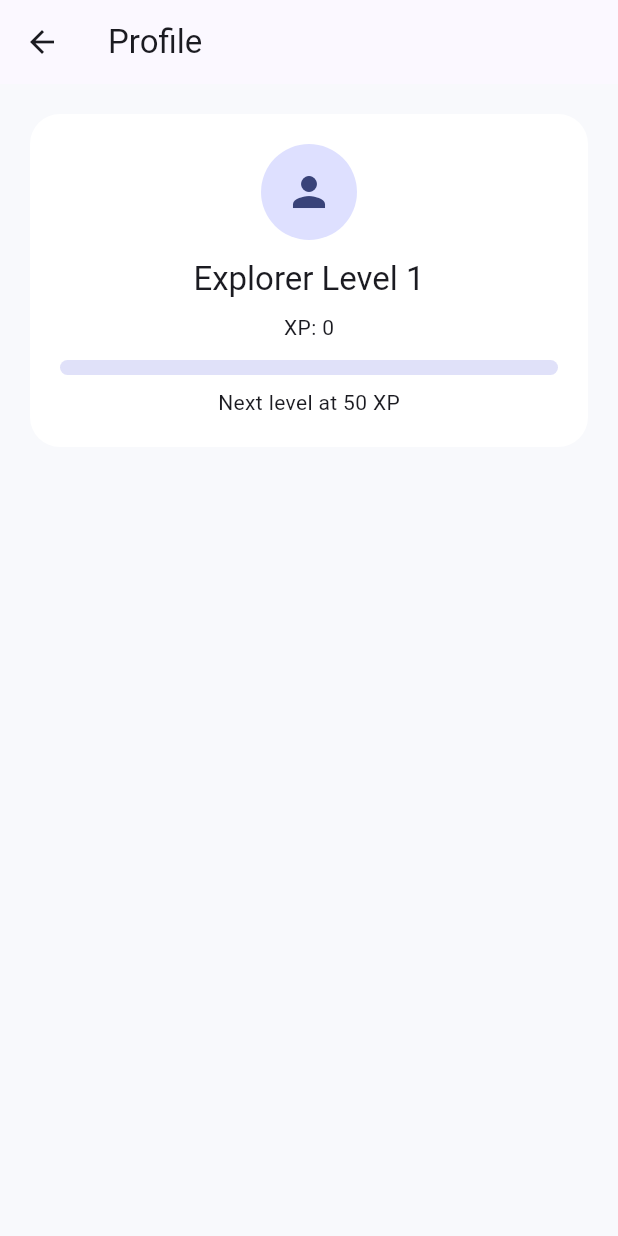
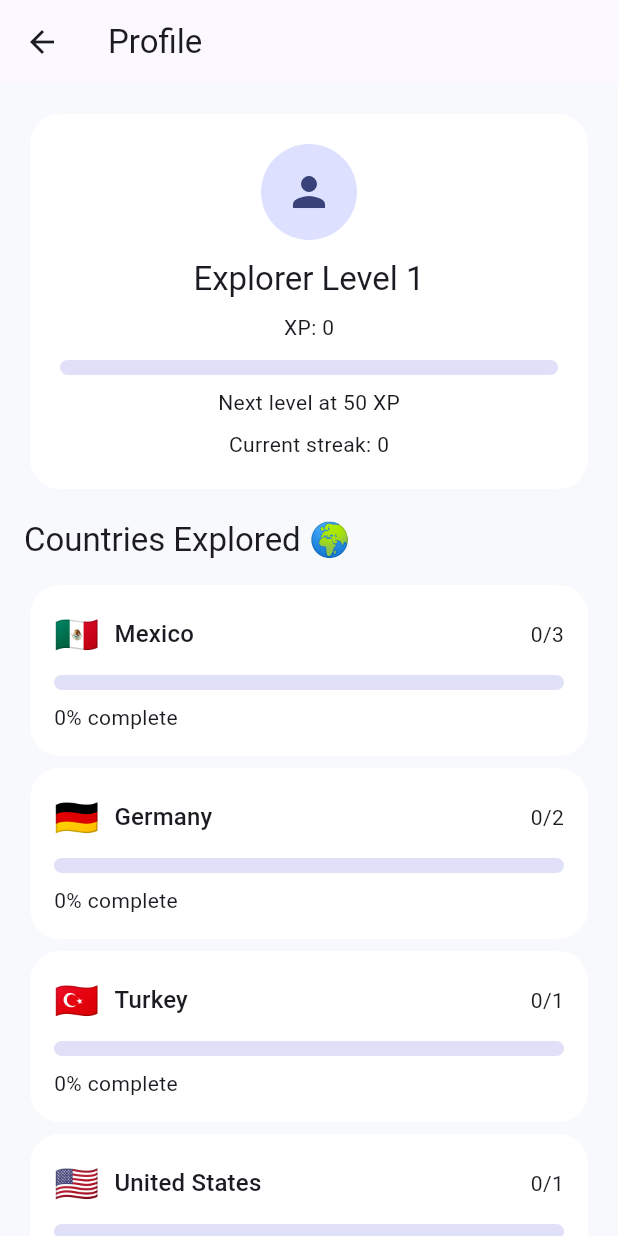
Before and after one commit to sparkofsal/atlas, a Flutter app: the ProfileScreen screen opened directly, on a phone screen of 412 x 824 dp. Run offline on Flutter 3.47's test engine with Material 3 defaults, Android fonts, the phone set to English and light mode, and no system bars; our stand-ins replace shared_preferences; accounts and stored records are empty.

Commit message:
En este punto ya puedo ver cuanto se ha descubierto por pais y los disponibles que despues puedo camviar...tambien el milestone de en 25, 50 y 100 porciento te da extra XP, todo con full persistence

```diff
--- /dev/null
+++ b/lib/models/country_collection.dart
@@ -0,0 +1,49 @@
+class CountryCollection {
+  final String countryCode;
+  final List<String> discoveredItemIds;
+  final List<String> milestonesUnlocked;
+
+  const CountryCollection({
+    required this.countryCode,
+    required this.discoveredItemIds,
+    required this.milestonesUnlocked,
+  });
+
+  factory CountryCollection.initial(String countryCode) {
+    return CountryCollection(
+      countryCode: countryCode,
+      discoveredItemIds: const [],
+      milestonesUnlocked: const [],
+    );
+  }
+
+  int discoveredCount() => discoveredItemIds.length;
+
+  CountryCollection copyWith({
+    String? countryCode,
+    List<String>? discoveredItemIds,
+    List<String>? milestonesUnlocked,
+  }) {
+    return CountryCollection(
+      countryCode: countryCode ?? this.countryCode,
+      discoveredItemIds: discoveredItemIds ?? this.discoveredItemIds,
+      milestonesUnlocked: milestonesUnlocked ?? this.milestonesUnlocked,
+    );
+  }
+
+  Map<String, dynamic> toJson() {
+    return {
+      'countryCode': countryCode,
+      'discoveredItemIds': discoveredItemIds,
+      'milestonesUnlocked': milestonesUnlocked,
+    };
+  }
+
+  factory CountryCollection.fromJson(Map<String, dynamic> json) {
+    return CountryCollection(
+      countryCode: json['countryCode'] as String,
+      discoveredItemIds: List<String>.from(json['discoveredItemIds'] ?? []),
+      milestonesUnlocked: List<String>.from(json['milestonesUnlocked'] ?? []),
+    );
+  }
+}
--- a/lib/screens/profile_screen.dart
+++ b/lib/screens/profile_screen.dart
@@ -1,13 +1,38 @@
 import 'package:flutter/material.dart';
 import 'package:provider/provider.dart';
+import '../data/mock_countries.dart';
 import '../services/app_state.dart';
+import '../services/collection_service.dart';
 
 class ProfileScreen extends StatelessWidget {
   const ProfileScreen({super.key});
 
+  String _countryName(String code) {
+    final country = mockCountries.firstWhere(
+      (item) => item.code == code,
+    );
+    return country.name;
+  }
+
+  String _countryFlag(String code) {
+    final country = mockCountries.firstWhere(
+      (item) => item.code == code,
+    );
+    return country.flagEmoji;
+  }
+
+  Color _milestoneColor(CountryCollectionProgress progress) {
+    if (progress.completionPercentage >= 100) return Colors.amber;
+    if (progress.completionPercentage >= 50) return Colors.indigo;
+    if (progress.completionPercentage >= 25) return Colors.green;
+    return Colors.grey;
+  }
+
   @override
   Widget build(BuildContext context) {
     final appState = Provider.of<AppState>(context);
+    final countryProgress = appState.getCountryProgressList()
+      ..sort((a, b) => b.completionPercentage.compareTo(a.completionPercentage));
 
     return Scaffold(
       appBar: AppBar(
@@ -44,7 +69,68 @@ class ProfileScreen extends StatelessWidget {
                         ? 'Max level reached'
                         : 'Next level at ${appState.nextLevelXp} XP',
                   ),
+                  const SizedBox(height: 8),
+                  Text('Current streak: ${appState.currentStreak}'),
                 ],
+              ),
+            ),
+          ),
+          const SizedBox(height: 16),
+          Text(
+            'Countries Explored 🌍',
+            style: Theme.of(context).textTheme.titleLarge,
+          ),
+          const SizedBox(height: 12),
+          ...countryProgress.map(
+            (progress) => Card(
+              child: Padding(
+                padding: const EdgeInsets.all(16),
+                child: Column(
+                  children: [
+                    Row(
+                      children: [
+                        Text(
+                          _countryFlag(progress.countryCode),
+                          style: const TextStyle(fontSize: 24),
+                        ),
+                        const SizedBox(width: 10),
+                        Expanded(
+                          child: Text(
+                            _countryName(progress.countryCode),
+                            style: Theme.of(context).textTheme.titleMedium,
+                          ),
+                        ),
+                        Text(
+                          '${progress.discoveredCount}/${progress.totalCount}',
+                          style: Theme.of(context).textTheme.bodyMedium,
+                        ),
+                      ],
+                    ),
+                    const SizedBox(height: 10),
+                    LinearProgressIndicator(
+                      value: progress.totalCount == 0
+                          ? 0
+                          : progress.discoveredCount / progress.totalCount,
+                      minHeight: 10,
+                      borderRadius: BorderRadius.circular(12),
+                      color: _milestoneColor(progress),
+                    ),
+                    const SizedBox(height: 8),
+                    Row(
+                      children: [
+                        Text(
+                          '${progress.completionPercentage.toStringAsFixed(0)}% complete',
+                        ),
+                        const Spacer(),
+                        if (progress.milestonesUnlocked.isNotEmpty)
+                          Text(
+                            'Milestones: ${progress.milestonesUnlocked.join(', ')}%',
+                            style: Theme.of(context).textTheme.bodySmall,
+                          ),
+                      ],
+                    ),
+                  ],
+                ),
               ),
             ),
           ),
--- a/lib/services/app_state.dart
+++ b/lib/services/app_state.dart
@@ -2,9 +2,12 @@ import 'dart:convert';
 
 import 'package:flutter/material.dart';
 import 'package:shared_preferences/shared_preferences.dart';
+import '../data/mock_countries.dart';
 import '../models/belief.dart';
+import '../models/country_collection.dart';
 import '../models/daily_state.dart';
 import '../models/item_interaction.dart';
+import 'collection_service.dart';
 import 'daily_service.dart';
 
 class AppState extends ChangeNotifier {
@@ -19,10 +22,12 @@ class AppState extends ChangeNotifier {
   static const String currentStreakKey = 'current_streak';
 
   static const String interactionsKey = 'item_interactions';
+  static const String countryCollectionsKey = 'country_collections';
 
   final Set<String> _favoriteBeliefIds = {};
   final Set<String> _rewardedBeliefIds = {};
   final Map<String, ItemInteraction> _interactions = {};
+  final Map<String, CountryCollection> _countryCollections = {};
 
   int _xp = 0;
   late DailyState _dailyState;
@@ -46,6 +51,18 @@ class AppState extends ChangeNotifier {
 
   ItemInteraction getInteraction(String itemId) {
     return _interactions[itemId] ?? const ItemInteraction();
+  }
+
+  CountryCollection getCountryCollection(String countryCode) {
+    return _countryCollections[countryCode] ??
+        CountryCollection.initial(countryCode);
+  }
+
+  List<CountryCollectionProgress> getCountryProgressList() {
+    return mockCountries.map((country) {
+      final collection = getCountryCollection(country.code);
+      return CollectionService.buildProgress(collection);
+    }).toList();
   }
 
   int get level {
@@ -137,6 +154,16 @@ class AppState extends ChangeNotifier {
       });
     }
 
+    final savedCollectionsRaw = prefs.getString(countryCollectionsKey);
+    _countryCollections.clear();
+    if (savedCollectionsRaw != null && savedCollectionsRaw.isNotEmpty) {
+      final decoded = jsonDecode(savedCollectionsRaw) as Map<String, dynamic>;
+      decoded.forEach((key, value) {
+        _countryCollections[key] =
+            CountryCollection.fromJson(Map<String, dynamic>.from(value));
+      });
+    }
+
     _dailyState = DailyService.syncState(_dailyState);
     await _saveDailyState();
 
@@ -190,6 +217,14 @@ class AppState extends ChangeNotifier {
     await prefs.setString(interactionsKey, encoded);
   }
 
+  Future<void> _saveCountryCollections() async {
+    final prefs = await SharedPreferences.getInstance();
+    final encoded = jsonEncode(
+      _countryCollections.map((key, value) => MapEntry(key, value.toJson())),
+    );
+    await prefs.setString(countryCollectionsKey, encoded);
+  }
+
   Future<void> toggleFavorite(String beliefId) async {
     if (_favoriteBeliefIds.contains(beliefId)) {
       _favoriteBeliefIds.remove(beliefId);
@@ -222,6 +257,25 @@ class AppState extends ChangeNotifier {
     return true;
   }
 
+  Future<void> _registerCountryDiscovery(Belief belief) async {
+    final currentCollection = getCountryCollection(belief.countryCode);
+
+    final result = CollectionService.registerDiscovery(
+      collection: currentCollection,
+      item: belief,
+    );
+
+    if (!result.wasNewDiscovery) return;
+
+    _countryCollections[belief.countryCode] = result.updatedCollection;
+    await _saveCountryCollections();
+
+    if (result.xpAwarded > 0) {
+      _xp += result.xpAwarded;
+      await _saveXp();
+    }
+  }
+
   Future<int> submitGuess(Belief belief, String selectedAnswer) async {
     final current = getInteraction(belief.id);
 
@@ -238,6 +292,8 @@ class AppState extends ChangeNotifier {
       await _saveRewarded();
       xpAwarded += belief.xpReward;
       discoveryAwarded = true;
+
+      await _registerCountryDiscovery(belief);
     }
 
     final updated = current.copyWith(
--- /dev/null
+++ b/lib/services/collection_service.dart
@@ -0,0 +1,115 @@
+import '../data/mock_beliefs.dart';
+import '../models/belief.dart';
+import '../models/country_collection.dart';
+
+class CountryCollectionProgress {
+  final String countryCode;
+  final int discoveredCount;
+  final int totalCount;
+  final double completionPercentage;
+  final List<String> milestonesUnlocked;
+
+  const CountryCollectionProgress({
+    required this.countryCode,
+    required this.discoveredCount,
+    required this.totalCount,
+    required this.completionPercentage,
+    required this.milestonesUnlocked,
+  });
+}
+
+class CollectionUpdateResult {
+  final CountryCollection updatedCollection;
+  final bool wasNewDiscovery;
+  final int xpAwarded;
+  final List<String> newlyUnlockedMilestones;
+
+  const CollectionUpdateResult({
+    required this.updatedCollection,
+    required this.wasNewDiscovery,
+    required this.xpAwarded,
+    required this.newlyUnlockedMilestones,
+  });
+}
+
+class CollectionService {
+  static const Map<String, int> milestoneXpRewards = {
+    '25': 15,
+    '50': 30,
+    '100': 75,
+  };
+
+  static int totalCountForCountry(String countryCode) {
+    return mockBeliefs.where((item) => item.countryCode == countryCode).length;
+  }
+
+  static double completionPercentage({
+    required int discoveredCount,
+    required int totalCount,
+  }) {
+    if (totalCount == 0) return 0;
+    return (discoveredCount / totalCount) * 100;
+  }
+
+  static CountryCollectionProgress buildProgress(CountryCollection collection) {
+    final totalCount = totalCountForCountry(collection.countryCode);
+    final discoveredCount = collection.discoveredItemIds.length;
+
+    return CountryCollectionProgress(
+      countryCode: collection.countryCode,
+      discoveredCount: discoveredCount,
+      totalCount: totalCount,
+      completionPercentage: completionPercentage(
+        discoveredCount: discoveredCount,
+        totalCount: totalCount,
+      ),
+      milestonesUnlocked: collection.milestonesUnlocked,
+    );
+  }
+
+  static CollectionUpdateResult registerDiscovery({
+    required CountryCollection collection,
+    required Belief item,
+  }) {
+    if (collection.discoveredItemIds.contains(item.id)) {
+      return CollectionUpdateResult(
+        updatedCollection: collection,
+        wasNewDiscovery: false,
+        xpAwarded: 0,
+        newlyUnlockedMilestones: const [],
+      );
+    }
+
+    final updatedItemIds = [...collection.discoveredItemIds, item.id];
+    final updatedMilestones = [...collection.milestonesUnlocked];
+
+    final updatedCollection = collection.copyWith(
+      discoveredItemIds: updatedItemIds,
+    );
+
+    final progress = buildProgress(updatedCollection);
+
+    int xpAwarded = 0;
+    final newlyUnlockedMilestones = <String>[];
+
+    for (final milestone in ['25', '50', '100']) {
+      final threshold = double.parse(milestone);
+
+      if (progress.completionPercentage >= threshold &&
+          !updatedMilestones.contains(milestone)) {
+        updatedMilestones.add(milestone);
+        newlyUnlockedMilestones.add(milestone);
+        xpAwarded += milestoneXpRewards[milestone] ?? 0;
+      }
+    }
+
+    return CollectionUpdateResult(
+      updatedCollection: updatedCollection.copyWith(
+        milestonesUnlocked: updatedMilestones,
+      ),
+      wasNewDiscovery: true,
+      xpAwarded: xpAwarded,
+      newlyUnlockedMilestones: newlyUnlockedMilestones,
+    );
+  }
+}
```
